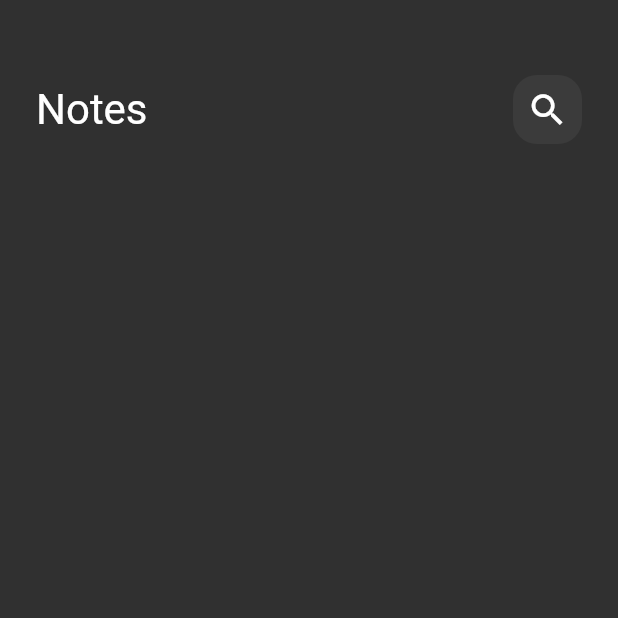
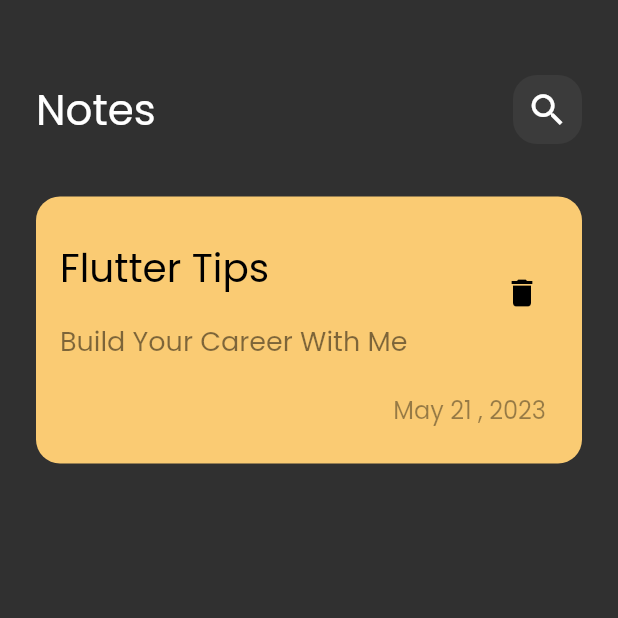
Before and after one commit to karimomar25/notesapp, a Flutter app: the screen it shows after launch, on a phone screen of 412 x 824 dp, the top half of it. Run offline on Flutter 3.47's test engine with Material 2 defaults, Android fonts, the phone set to English and light mode, and no system bars.

Commit message:
creat custom note item

```diff
--- a/lib/main.dart
+++ b/lib/main.dart
@@ -12,6 +12,7 @@ class NotesApp extends StatelessWidget {
   Widget build(BuildContext context) {
     return MaterialApp(
       theme: ThemeData(
+        fontFamily: "Poppins",
         brightness: Brightness.dark,
       ),
       home: const NotesView(),
--- /dev/null
+++ b/lib/views/widgets/custom_note_item.dart
@@ -0,0 +1,55 @@
+import 'package:flutter/material.dart';
+
+class NoteItem extends StatelessWidget {
+  const NoteItem({super.key});
+
+  @override
+  Widget build(BuildContext context) {
+    return Container(
+      margin: EdgeInsets.only(top: 35),
+      decoration: BoxDecoration(
+          color: Color(0xffFACB73), borderRadius: BorderRadius.circular(16)),
+      child: Padding(
+        padding: const EdgeInsets.only(
+          top: 24,
+          bottom: 24,
+        ),
+        child: Column(
+          crossAxisAlignment: CrossAxisAlignment.end,
+          children: [
+            ListTile(
+              title: const Text(
+                "Flutter Tips",
+                style: TextStyle(color: Colors.black, fontSize: 26),
+              ),
+              subtitle: Padding(
+                padding: EdgeInsets.only(top: 16, bottom: 16),
+                child: Text(
+                  "Build Your Career With Me",
+                  style: TextStyle(
+                      color: Colors.black.withOpacity(.5), fontSize: 18),
+                ),
+              ),
+              trailing: IconButton(
+                onPressed: () {},
+                icon: const Icon(
+                  Icons.delete,
+                  size: 24,
+                ),
+                color: Colors.black,
+              ),
+            ),
+            Padding(
+              padding: const EdgeInsets.only(right: 24),
+              child: Text(
+                "May 21 , 2023",
+                style: TextStyle(
+                    color: Colors.black.withOpacity(0.4), fontSize: 16),
+              ),
+            )
+          ],
+        ),
+      ),
+    );
+  }
+}
--- a/lib/views/widgets/notes_view_body.dart
+++ b/lib/views/widgets/notes_view_body.dart
@@ -1,5 +1,6 @@
 import 'package:flutter/material.dart';
 import 'package:notesapp/views/widgets/custom_app_bar.dart';
+import 'package:notesapp/views/widgets/custom_note_item.dart';
 
 class ViewNotesBody extends StatelessWidget {
   const ViewNotesBody({super.key});
@@ -14,6 +15,7 @@ class ViewNotesBody extends StatelessWidget {
             height: 50,
           ),
           CustomAppBar(),
+          NoteItem(),
         ],
       ),
     );
```
Also changed, not shown: pubspec.yaml (+72 -1 lines), assets/fonts/Poppins-Black.ttf (added), assets/fonts/Poppins-Regular.ttf (added).
